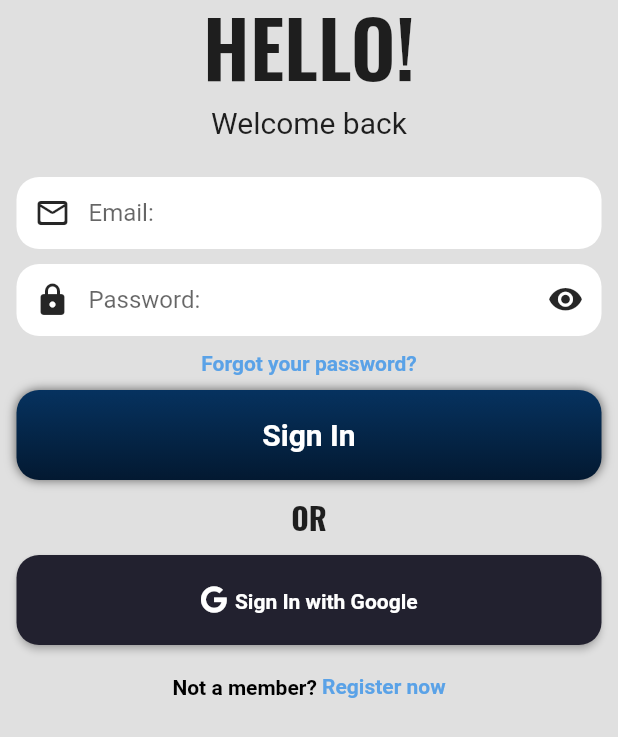
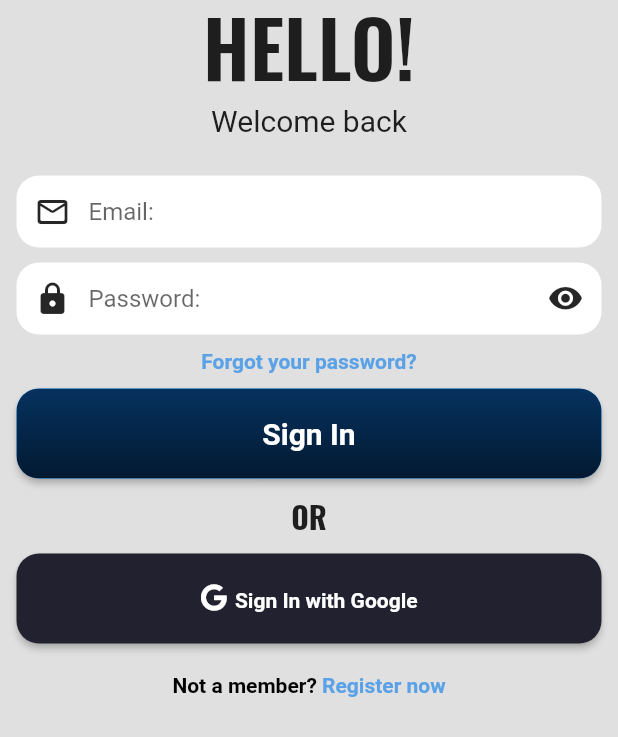
Before and after one commit to x4dead/sfera_app_1, a Flutter app: the screen it shows after launch, on a phone screen of 412 x 824 dp. Shown: the part 383-1120 px from the top of the screen. Run offline on Flutter 3.47's test engine with Material 2 defaults, Android fonts, the phone set to English and light mode, and no system bars; our stand-ins replace email_validator, firebase_auth, firebase_core, flutter_bloc, freezed_annotation, get and 2 more; missing offline and left inert: desktop_webview_auth; accounts and stored records are empty; statements that could not run were skipped.

Commit message:
add login by google in bloc, add auth_error_dialog, add field_from_class, remade validators and regexps, add app_constants, fix gradient_button, add switcher for change theme

```diff
--- a/lib/features/presentation/pages/login_page/login_page.dart
+++ b/lib/features/presentation/pages/login_page/login_page.dart
@@ -1,16 +1,17 @@
 // ignore_for_file: depend_on_referenced_packages
 import 'package:email_validator/email_validator.dart';
 import 'package:firebase_auth/firebase_auth.dart';
-import 'package:flutter/services.dart';
 import 'package:flutter_bloc/flutter_bloc.dart';
 import 'package:desktop_webview_auth/desktop_webview_auth.dart';
 import 'package:desktop_webview_auth/google.dart';
 import 'package:flutter/material.dart';
 import 'package:get/get.dart';
 import 'package:sfera_app_1/features/presentation/bloc/theme_cubit.dart';
+import 'package:sfera_app_1/features/presentation/resources/app_constants.dart';
 import 'package:sfera_app_1/features/presentation/resources/custom_icons.dart';
 import 'package:sfera_app_1/features/presentation/resources/images.dart';
 import 'package:sfera_app_1/features/presentation/widgets/app_button/app_button.dart';
+import 'package:sfera_app_1/features/presentation/widgets/app_text_field/field_from_class.dart';
 import 'package:sfera_app_1/themes/colors/colors.dart';
 import 'package:sfera_app_1/themes/text_style/text_style.dart';
 import '../../../../service_locator.dart';
@@ -21,7 +22,7 @@ part 'widgets/buttons/google_button.dart';
 part 'widgets/buttons/gradient_button.dart';
 part 'widgets/buttons/register_now_button.dart';
 part 'widgets/main_layout_widget.dart';
-part 'widgets/auth_error_widget.dart';
+part 'widgets/auth_error_dialog.dart';
 
 class LoginPage extends StatefulWidget {
   const LoginPage({super.key});
--- a/lib/features/presentation/pages/login_page/widgets/buttons/google_button.dart
+++ b/lib/features/presentation/pages/login_page/widgets/buttons/google_button.dart
@@ -10,21 +10,21 @@ class _GoogleSignInButton extends StatelessWidget {
   final ThemeCubit theme;
 
   ProviderArgs get args => GoogleSignInArgs(
-      redirectUri: 'https://sfera-58b55.firebaseapp.com/__/auth/handler',
-      clientId:
-          '13755402140-1fko6sj82c20es2650fq1v7vcbgpcr0v.apps.googleusercontent.com');
+        redirectUri: AppConstants.redirectUri,
+        clientId: AppConstants.clientId,
+      );
   Future<void> _googleSignIn() async {
     final googleSignInArgs = GoogleSignInArgs(
-      clientId:
-          '13755402140-1fko6sj82c20es2650fq1v7vcbgpcr0v.apps.googleusercontent.com',
-      redirectUri: 'https://sfera-58b55.firebaseapp.com/__/auth/handler',
+      clientId: AppConstants.clientId,
+      redirectUri: AppConstants.redirectUri,
       scope: 'email',
     );
     try {
-      final result = await DesktopWebviewAuth.signIn(args);
+      final result =
+          await DesktopWebviewAuth.signIn(args, height: 700, width: 1000);
       final credential =
           GoogleAuthProvider.credential(accessToken: result?.accessToken);
-      FirebaseAuth.instance.signInWithCredential(credential);
+      sl<FirebaseAuth>().signInWithCredential(credential);
     } catch (e) {
       return;
     }
@@ -35,6 +35,9 @@ class _GoogleSignInButton extends StatelessWidget {
     return AppButton(
       onPressed: () {
         _googleSignIn();
+        // sl<SferaBloc>().add(
+        //   SferaEvents.loginByGoogle(args: args),
+        // );
       },
       primary: AppColors.color22212f,
       child: RichText(
--- a/lib/features/presentation/pages/login_page/widgets/buttons/gradient_button.dart
+++ b/lib/features/presentation/pages/login_page/widgets/buttons/gradient_button.dart
@@ -10,32 +10,32 @@ class _GradientButton extends StatelessWidget {
 
   @override
   Widget build(BuildContext context) {
-    return InkWell(
-      radius: 25,
-      splashColor: AppColors.colorTransparent,
-      overlayColor: MaterialStateProperty.all(AppColors.colorTransparent),
-      onTap: onTap,
-      child: Container(
+    return ElevatedButton(
+      style: ElevatedButton.styleFrom(
+          padding: EdgeInsets.zero,
+          alignment: Alignment.center,
+          shape:
+              RoundedRectangleBorder(borderRadius: BorderRadius.circular(15))),
+      onPressed: onTap,
+      child: Ink(
         height: 60,
         width: double.infinity,
         decoration: BoxDecoration(
+          borderRadius: BorderRadius.circular(15),
           gradient: const LinearGradient(
             end: Alignment.topCenter,
             begin: Alignment.bottomCenter,
             colors: [
               AppColors.color031931,
               AppColors.color06325f,
-              ]),
-          borderRadius: BorderRadius.circular(15),
-          boxShadow: const <BoxShadow>[
-            BoxShadow(
-              color: Color.fromRGBO(0, 0, 0, 0.57),
-              blurRadius: 5,
-            ),
             ],
           ),
+        ),
         child: Center(
-          child: Text('sign'.tr, style: AppTextStyle.wBolds20),
+          child: Text(
+            'sign'.tr,
+            style: AppTextStyle.wBolds20,
+          ),
         ),
       ),
     );
--- a/lib/features/presentation/pages/login_page/widgets/main_layout_widget.dart
+++ b/lib/features/presentation/pages/login_page/widgets/main_layout_widget.dart
@@ -37,8 +37,7 @@ class _MainLayoutWidgetState extends State<_MainLayoutWidget> {
               icon: const Icon(Icons.settings_rounded),
             ),
           ),
-          SingleChildScrollView(
-            child: SizedBox(
+          SizedBox(
             width: 390,
             child: Column(
               children: [
@@ -49,44 +48,37 @@ class _MainLayoutWidgetState extends State<_MainLayoutWidget> {
                   style: AppTextStyle.oswald
                       .copyWith(fontSize: 52, fontWeight: FontWeight.w600),
                 ),
-                  const SizedBox(height: 1),
                 Text('welcome'.tr,
                     style: AppTextStyle.w400s20
                         .copyWith(fontWeight: FontWeight.normal)),
                 const SizedBox(height: 25),
                 AppTextField(
-                    inputFormatters: RegExp(r"^[a-z0-9.a-z@]+"),
+                    inputFormatters: FieldFormClass.regExpEmail,
                     controller: widget.emailController,
                     icon: Icons.mail_outline_rounded,
                     maxLength: 36,
                     text: 'email'.tr,
-                    validator: (email) {
-                      RegExp(r"^[a-z0-9.a-z@]+");
-                      if (email != null && !EmailValidator.validate(email)) {
-                        return 'enter'.tr;
-                      }
-                      return null;
-                    },
-                  ),
+                    validator: (email) => FieldFormClass.validatorEmail(email)),
                 const SizedBox(height: 10),
                 ValueListenableBuilder(
                   valueListenable: _isActive,
                   builder: (context, value, child) {
                     return AppTextField(
-                        inputFormatters: RegExp(r"^[a-z0-9a-zA-Z]+"),
+                      inputFormatters: FieldFormClass.regExpPassword,
                       controller: widget.passwordController,
                       icon: Icons.lock_rounded,
                       obscureText: _isActive.value,
                       maxLength: 16,
                       text: 'password'.tr,
-                        validator: (password) {
-                          RegExp(r"^[a-z0-9a-zA-Z]+");
-                          if (password != null && password.length < 6) {
-                            return 'the'.tr;
-                          } else {
-                            return null;
-                          }
-                        },
+                      validator: (password) =>
+                          FieldFormClass.validatorPassword(password),
+                      //   RegExp(r"^[a-z0-9a-zA-Z]+");
+                      //   if (password != null && password.length < 6) {
+                      //     return 'the'.tr;
+                      //   } else {
+                      //     return null;
+                      //   }
+                      // },
                       suffix: IconButton(
                         splashRadius: 15,
                         onPressed: () {
@@ -135,7 +127,6 @@ class _MainLayoutWidgetState extends State<_MainLayoutWidget> {
               ],
             ),
           ),
-          ),
         ],
       ),
     );
--- /dev/null
+++ b/lib/features/presentation/resources/app_constants.dart
@@ -0,0 +1,11 @@
+import 'dart:ui';
+
+abstract class AppConstants {
+  static Locale en = const Locale('en', 'US');
+  static Locale ru = const Locale('ru', 'RU');
+  static Locale by = const Locale('by', 'BY');
+  static const redirectUri =
+      'https://sfera-58b55.firebaseapp.com/__/auth/handler';
+  static const clientId =
+      '13755402140-1fko6sj82c20es2650fq1v7vcbgpcr0v.apps.googleusercontent.com';
+}
--- a/lib/features/presentation/widgets/app_button/app_button.dart
+++ b/lib/features/presentation/widgets/app_button/app_button.dart
@@ -8,7 +8,7 @@ class AppButton extends StatelessWidget {
     required this.child,
   }) : super(key: key);
 
-  final Function() onPressed;
+  final void Function() onPressed;
   final Color? primary;
   final Widget child;
   @override
--- a/lib/main.dart
+++ b/lib/main.dart
@@ -2,6 +2,7 @@ import 'package:firebase_core/firebase_core.dart';
 import 'package:flutter/material.dart';
 import 'package:flutter_bloc/flutter_bloc.dart';
 import 'package:sfera_app_1/features/presentation/pages/settings_page/settings_page.dart';
+import 'package:sfera_app_1/features/presentation/resources/app_constants.dart';
 import 'package:sfera_app_1/features/presentation/resources/locale_string.dart';
 import 'package:sfera_app_1/service_locator.dart' as di;
 import 'package:sfera_app_1/service_locator.dart';
@@ -33,7 +34,7 @@ class MyApp extends StatelessWidget {
         builder: (context, state) {
           return GetMaterialApp(
             translations: LocaleString(),
-            locale: const Locale('en', 'US'),
+            locale: AppConstants.en,
             theme: state.theme,
             debugShowCheckedModeBanner: false,
             initialRoute: '/',
--- a/lib/themes/colors/colors.dart
+++ b/lib/themes/colors/colors.dart
@@ -2,6 +2,7 @@ import 'package:flutter/material.dart';
 
 abstract class AppColors {
   static const Color colorFFFFFF = Color(0xffFFFFFF);
+  static const Color color427BB1 = Color(0xFF427BB1);
   static const Color colorF44336 = Color(0xFFF44336);
   static const Color colorTransparent = Colors.transparent;
   static const Color color000000 = Color(0xff000000);
--- a/pubspec.yaml
+++ b/pubspec.yaml
@@ -49,7 +49,6 @@ dependencies:
   google_sign_in: ^5.4.2
 
   get:
-
 dev_dependencies:
   flutter_test:
     sdk: flutter
```
Also changed, not shown: lib/features/presentation/bloc/sfera_bloc.dart (+27 -2 lines), lib/features/presentation/pages/home_page/home_page.dart (+51 -65 lines), lib/features/presentation/pages/login_page/widgets/auth_error_dialog.dart (renamed from lib/features/presentation/pages/login_page/widgets/auth_error_widget.dart, +17 -16 lines), lib/features/presentation/pages/settings_page/settings_page.dart (+83 -32 lines), lib/features/presentation/widgets/app_text_field/field_from_class.dart (added, +82 -0 lines), lib/features/presentation/bloc/sfera_bloc.freezed.dart. Lines whose indentation alone changed are shown as unchanged.
